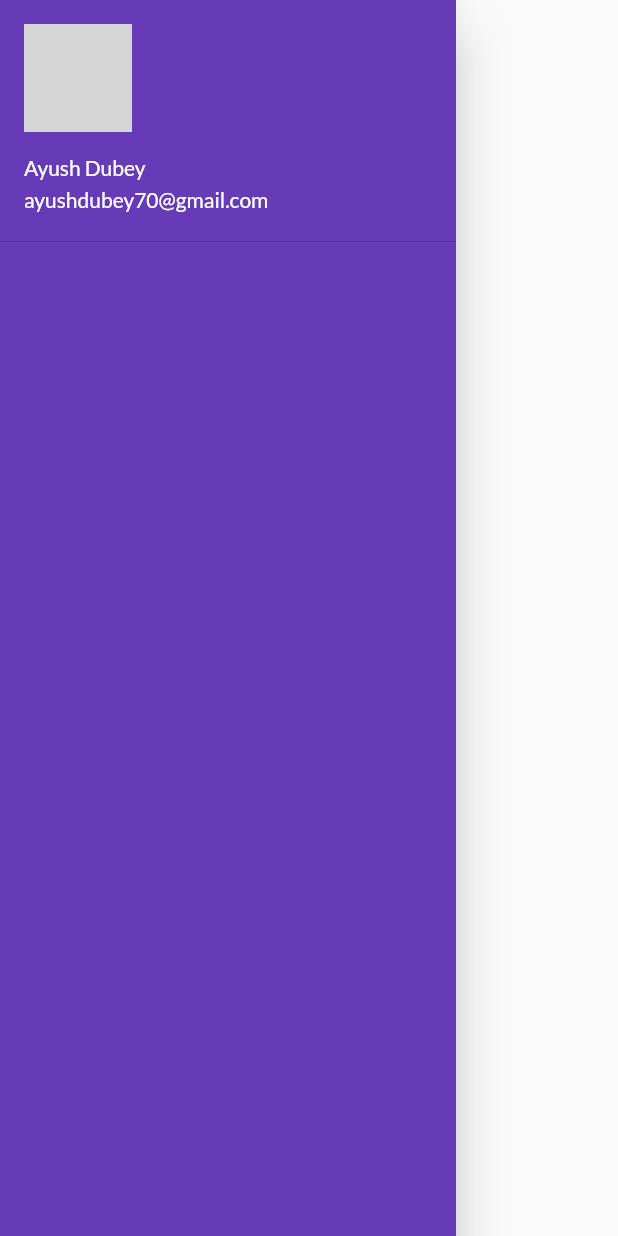
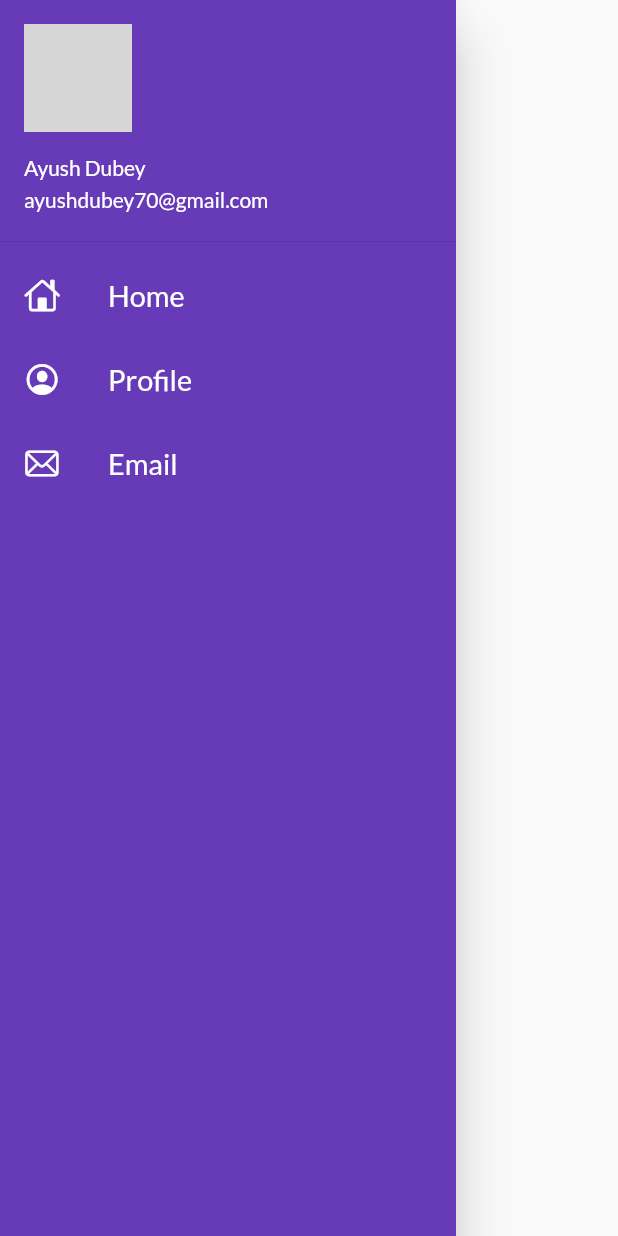
Before and after one commit to derpLLC/catalog, a Flutter app: the MyDrawer widget shown alone on an empty page, opened directly, on a phone screen of 412 x 824 dp. Run offline on Flutter 3.47's test engine with Material 2 defaults, Android fonts, the phone set to English and light mode, and no system bars; our stand-ins replace google_fonts; network calls fail; grey boxes are pictures that could not be loaded.

Commit message:
lib: drawer: implement few icons into the list
Signed-off-by: Ayush Dubey <ayushdubey70@gmail.com>

```diff
--- a/lib/widgets/drawer.dart
+++ b/lib/widgets/drawer.dart
@@ -23,6 +23,36 @@ class MyDrawer extends StatelessWidget {
                 ),
               ),
             ),
+            ListTile(
+              leading: Icon(CupertinoIcons.home,
+              color: Colors.white,
+              ),
+              title: Text("Home",
+              textScaleFactor: 1.2,
+              style: TextStyle(
+                color: Colors.white,
+              ),),
+            ),
+            ListTile(
+              leading: Icon(CupertinoIcons.profile_circled,
+                color: Colors.white,
+              ),
+              title: Text("Profile",
+                textScaleFactor: 1.2,
+                style: TextStyle(
+                  color: Colors.white,
+                ),),
+            ),
+            ListTile(
+              leading: Icon(CupertinoIcons.mail,
+                color: Colors.white,
+              ),
+              title: Text("Email",
+                textScaleFactor: 1.2,
+                style: TextStyle(
+                  color: Colors.white,
+                ),),
+            ),
           ],
         ),
       ),
```
